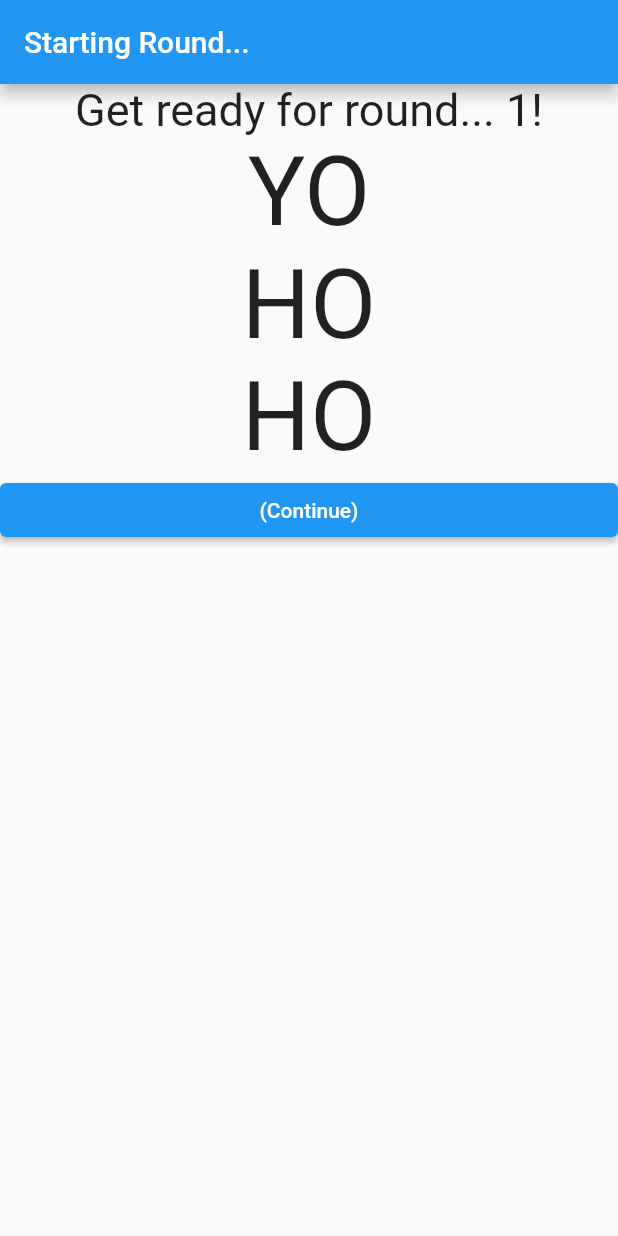
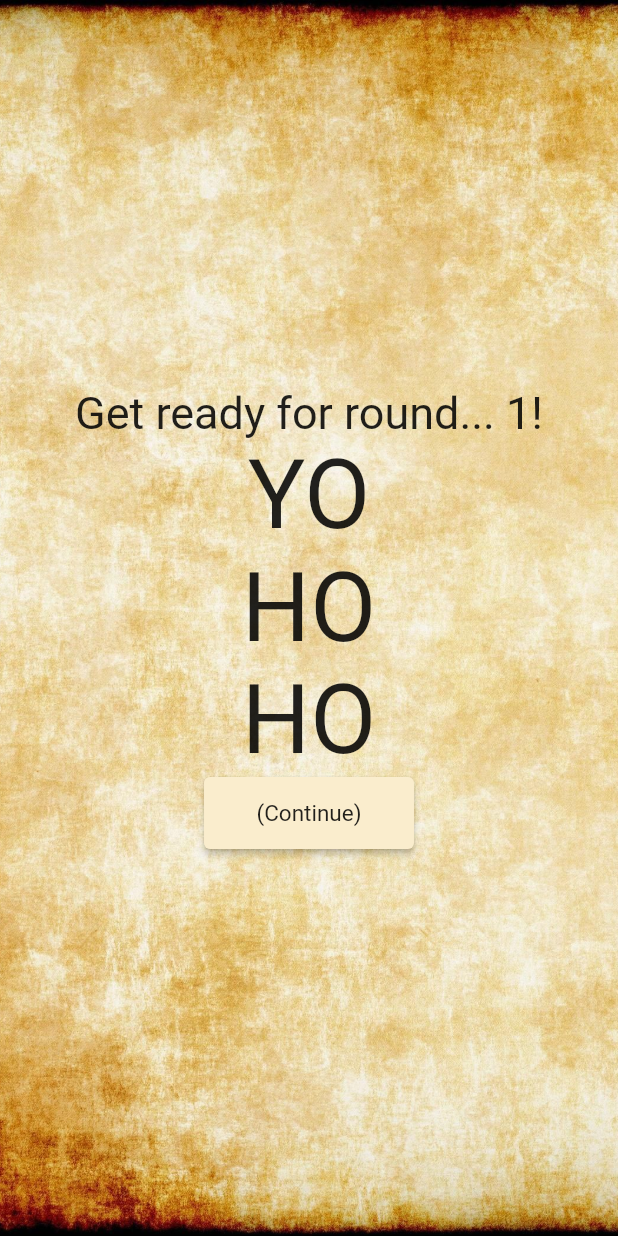
Before and after one commit to samlhunter/Skull-King-Scorekeeper, a Flutter app: the screen it shows after launch, after a tap on "Create New Game", after a tap on "Arrg!", on a phone screen of 412 x 824 dp. Run offline on Flutter 3.47's test engine with Material 2 defaults, Android fonts, the phone set to English and light mode, and no system bars; drawn by our look-alikes of delayed_display.

Commit message:
Center and add background img in startingRound View

```diff
--- a/lib/views/startingRound.view.dart
+++ b/lib/views/startingRound.view.dart
@@ -1,4 +1,5 @@
 import 'package:flutter/material.dart';
+import 'package:skull_king_scorekeeper/utils/buttons.dart';
 import 'package:skull_king_scorekeeper/views/betting.view.dart';
 import 'package:delayed_display/delayed_display.dart';
 
@@ -13,10 +14,19 @@ class _StartingRoundViewState extends State<StartingRoundView> {
   Widget build(BuildContext context) {
     return MaterialApp(
       home: Scaffold(
-          appBar: AppBar(title: const Text('Starting Round...')),
-          body: Column(
-            crossAxisAlignment: CrossAxisAlignment.stretch,
+        body: Container(
+          decoration: const BoxDecoration(
+            image: DecorationImage(
+              image: AssetImage('assets/background.png'),
+              fit: BoxFit.cover,
+            ),
+          ),
+          child: Scaffold(
+            backgroundColor: Colors.transparent,
+            body: Center(
+              child: Column(
                 children: <Widget>[
+                  Spacer(),
                   const Text(
                     'Get ready for round... 1!',
                     style: TextStyle(fontSize: 30),
@@ -51,6 +61,7 @@ class _StartingRoundViewState extends State<StartingRoundView> {
                   ),
                   // TODO: later we will have an animation here for the countdown, but for right now just click button
                   ElevatedButton(
+                    style:mainButton,
                       onPressed: () {
                         Navigator.pop(context);
                         Navigator.push(context,
@@ -58,8 +69,12 @@ class _StartingRoundViewState extends State<StartingRoundView> {
                               return BettingView();
                             }));
                       },
-                  child: const Text('(Continue)'))
+                      child: const Text('(Continue)')),
+                  Spacer(),
                 ],
+              ),
+            ),
+          )
         )),
     );
   }
```
Lines whose indentation alone changed are shown as unchanged.
